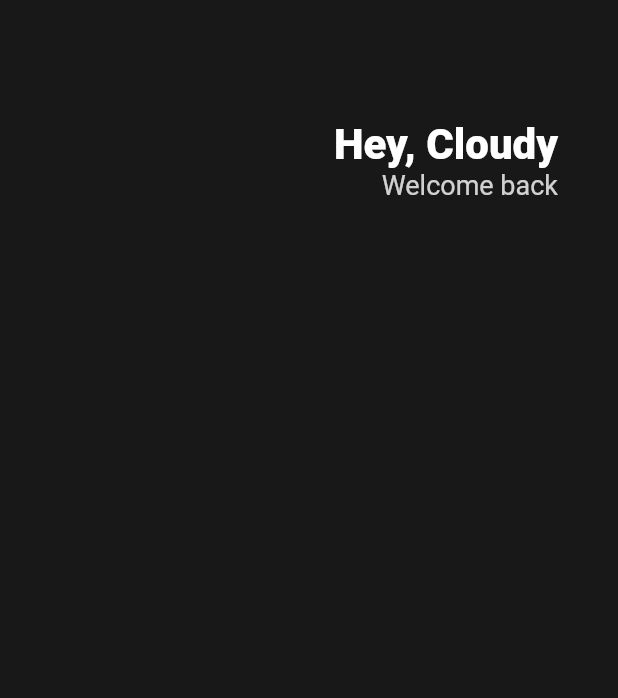
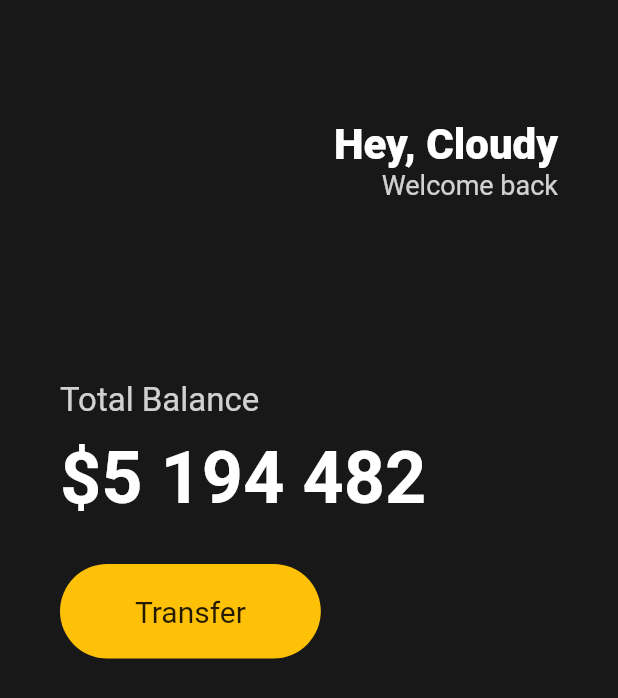
Before and after one commit to sunnyinha/flutter, a Flutter app: the screen it shows after launch, on a phone screen of 412 x 824 dp. Shown: the top 698 px of the screen. Run offline on Flutter 3.47's test engine with Material 2 defaults, Android fonts, the phone set to English and light mode, and no system bars.

Commit message:
Container, BoxDecoration

```diff
--- a/basic_flutter/lib/main.dart
+++ b/basic_flutter/lib/main.dart
@@ -1,6 +1,4 @@
 import 'package:flutter/material.dart';
-
-// 이번 커밋 내용 요약
 
 void main() {
   runApp(App());
@@ -13,27 +11,21 @@ class App extends StatelessWidget {
       home: Scaffold(
         backgroundColor: Color(0xFF181818),
         body: Padding(
-          //상하좌우 여백 10
-          // padding: EdgeInsets.all(10),
-          //수평 여백 40
           padding: EdgeInsets.symmetric(horizontal: 40),
           child: Column(
+            crossAxisAlignment: CrossAxisAlignment.start,
             children: [
-              // 위에 여백 줄 때 사용함.
               SizedBox(
                 height: 80,
               ),
               Row(
-                //가로축 기준 오른쪽 정렬
                 mainAxisAlignment: MainAxisAlignment.end,
                 children: [
                   Column(
-                    // 세로축 기준으로 오른쪽 정렬
                     crossAxisAlignment: CrossAxisAlignment.end,
                     children: [
                       Text(
                         "Hey, Cloudy",
-                        //글자 style 관련은 text에 TextStyle이 관리
                         style: TextStyle(
                           color: Colors.white,
                           fontSize: 28,
@@ -48,6 +40,50 @@ class App extends StatelessWidget {
                     ],
                   )
                 ],
+              ),
+              SizedBox(
+                height: 120,
+              ),
+              Text(
+                "Total Balance",
+                style: TextStyle(
+                  fontSize: 22,
+                  color: Colors.white.withOpacity(0.8),
+                ),
+              ),
+              SizedBox(
+                height: 10,
+              ),
+              Text(
+                "\$5 194 482",
+                style: TextStyle(
+                  fontSize: 48,
+                  fontWeight: FontWeight.w600,
+                  color: Colors.white,
+                ),
+              ),
+              SizedBox(
+                height: 30,
+              ),
+              Row(
+                children: [
+                  //버튼 제작
+                  Container(
+                    //버튼 박스 꾸미기
+                    decoration: BoxDecoration(
+                      color: Colors.amber,
+                      borderRadius: BorderRadius.circular(45),
+                    ),
+                    child: Padding(
+                      padding:
+                          EdgeInsets.symmetric(vertical: 20, horizontal: 50),
+                      child: Text("Transfer",
+                          style: TextStyle(
+                            fontSize: 20,
+                          )),
+                    ),
+                  ),
+                ],
               )
             ],
           ),
```
